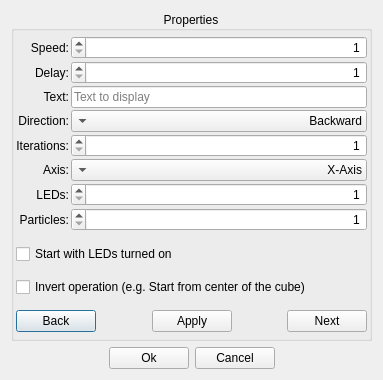
This is src/gui/AnimationOptions.ui in casch-at/ledcc as Qt 5 draws it before an edit. The edited form follows.
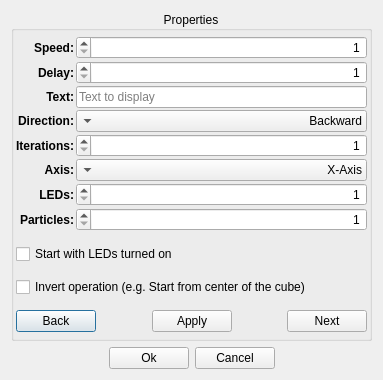
This is the edited form. Icons and pictures are not drawn.

Commit message: Created namespace animations

What changed in the file:
```diff
--- a/src/gui/AnimationOptions.ui
+++ b/src/gui/AnimationOptions.ui
@@ -14,11 +14,17 @@
    </rect>
   </property>
   <property name="sizePolicy">
-   <sizepolicy hsizetype="Maximum" vsizetype="Maximum">
+   <sizepolicy hsizetype="Minimum" vsizetype="Minimum">
     <horstretch>0</horstretch>
-    <verstretch>1</verstretch>
+    <verstretch>0</verstretch>
    </sizepolicy>
   </property>
+  <property name="maximumSize">
+   <size>
+    <width>383</width>
+    <height>380</height>
+   </size>
+  </property>
   <property name="focusPolicy">
    <enum>Qt::WheelFocus</enum>
   </property>
@@ -47,6 +53,12 @@
        <verstretch>0</verstretch>
       </sizepolicy>
      </property>
+     <property name="font">
+      <font>
+       <weight>50</weight>
+       <bold>false</bold>
+      </font>
+     </property>
      <property name="layoutDirection">
       <enum>Qt::LeftToRight</enum>
      </property>
@@ -94,6 +106,12 @@
             <verstretch>0</verstretch>
            </sizepolicy>
           </property>
+          <property name="font">
+           <font>
+            <weight>75</weight>
+            <bold>true</bold>
+           </font>
+          </property>
           <property name="toolTipDuration">
            <number>10000</number>
           </property>
@@ -119,6 +137,12 @@
             <verstretch>0</verstretch>
            </sizepolicy>
           </property>
+          <property name="font">
+           <font>
+            <weight>75</weight>
+            <bold>true</bold>
+           </font>
+          </property>
           <property name="toolTipDuration">
            <number>10000</number>
           </property>
@@ -245,6 +269,12 @@
             <verstretch>0</verstretch>
            </sizepolicy>
           </property>
+          <property name="font">
+           <font>
+            <weight>75</weight>
+            <bold>true</bold>
+           </font>
+          </property>
           <property name="toolTipDuration">
            <number>10000</number>
           </property>
@@ -270,6 +300,12 @@
             <verstretch>0</verstretch>
            </sizepolicy>
           </property>
+          <property name="font">
+           <font>
+            <weight>75</weight>
+            <bold>true</bold>
+           </font>
+          </property>
           <property name="toolTipDuration">
            <number>10000</number>
           </property>
@@ -376,6 +412,12 @@
             <verstretch>0</verstretch>
            </sizepolicy>
           </property>
+          <property name="font">
+           <font>
+            <weight>75</weight>
+            <bold>true</bold>
+           </font>
+          </property>
           <property name="toolTipDuration">
            <number>10000</number>
           </property>
@@ -401,6 +443,12 @@
             <verstretch>0</verstretch>
            </sizepolicy>
           </property>
+          <property name="font">
+           <font>
+            <weight>75</weight>
+            <bold>true</bold>
+           </font>
+          </property>
           <property name="toolTipDuration">
            <number>10000</number>
           </property>
@@ -426,6 +474,12 @@
             <verstretch>0</verstretch>
            </sizepolicy>
           </property>
+          <property name="font">
+           <font>
+            <weight>75</weight>
+            <bold>true</bold>
+           </font>
+          </property>
           <property name="toolTipDuration">
            <number>10000</number>
           </property>
@@ -476,6 +530,12 @@
             <verstretch>0</verstretch>
            </sizepolicy>
           </property>
+          <property name="font">
+           <font>
+            <weight>75</weight>
+            <bold>true</bold>
+           </font>
+          </property>
           <property name="toolTipDuration">
            <number>10000</number>
           </property>
```
The commit also changes 41 other files.
